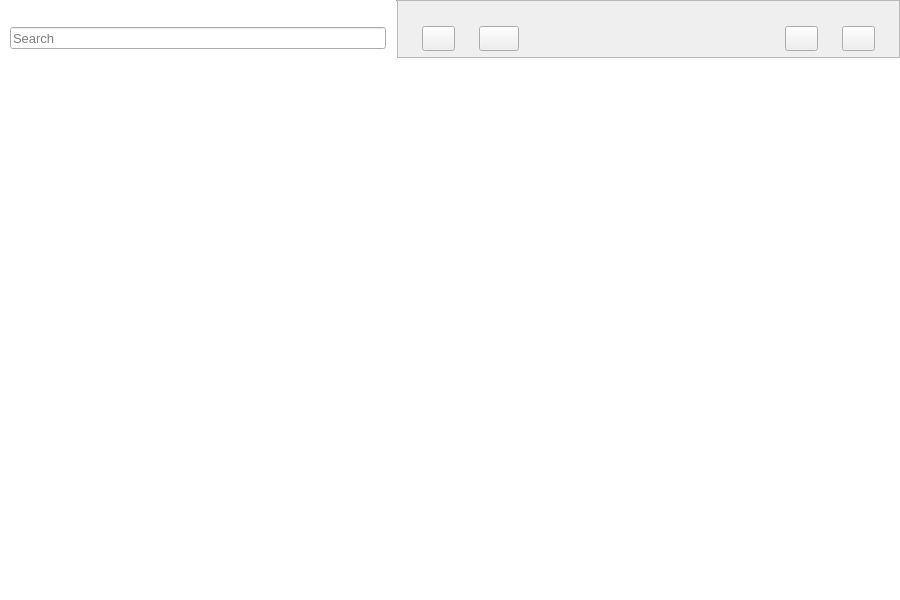
This is src/mainwindow.ui in nuttyartist/notes as Qt 5 draws it before an edit. The edited form follows.
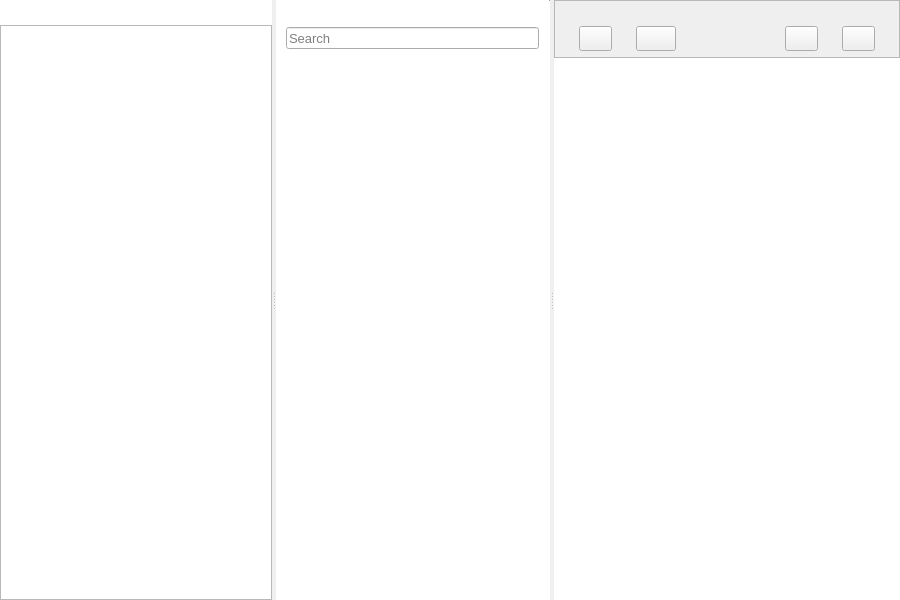
This is the edited form. Icons and pictures are not drawn. Custom widgets are drawn as their Qt base class.

Commit message: add folder and tag tree view

Diff of the .ui file:
```diff
--- a/src/mainwindow.ui
+++ b/src/mainwindow.ui
@@ -26,7 +26,11 @@
    <string>Notes</string>
   </property>
   <property name="styleSheet">
-   <string notr="true">#frameLeft{
+   <string notr="true">#frameMiddle{
+background-color: rgb(255, 255, 255);
+}
+
+#frameLeft{
 background-color: rgb(255, 255, 255);
 }
 
@@ -105,27 +109,9 @@
        </property>
        <item>
         <widget class="QSplitter" name="splitter">
-         <property name="sizePolicy">
-          <sizepolicy hsizetype="Preferred" vsizetype="Preferred">
-           <horstretch>0</horstretch>
-           <verstretch>0</verstretch>
-          </sizepolicy>
-         </property>
-         <property name="minimumSize">
-          <size>
-           <width>0</width>
-           <height>0</height>
-          </size>
-         </property>
-         <property name="lineWidth">
-          <number>0</number>
-         </property>
          <property name="orientation">
           <enum>Qt::Horizontal</enum>
          </property>
-         <property name="handleWidth">
-          <number>0</number>
-         </property>
          <widget class="QFrame" name="frameLeft">
           <property name="minimumSize">
            <size>
@@ -133,6 +119,50 @@
             <height>0</height>
            </size>
           </property>
+          <layout class="QVBoxLayout" name="verticalLayout_4">
+           <property name="spacing">
+            <number>0</number>
+           </property>
+           <property name="leftMargin">
+            <number>0</number>
+           </property>
+           <property name="topMargin">
+            <number>0</number>
+           </property>
+           <property name="rightMargin">
+            <number>0</number>
+           </property>
+           <property name="bottomMargin">
+            <number>0</number>
+           </property>
+           <item>
+            <spacer name="verticalSpacer_2">
+             <property name="orientation">
+              <enum>Qt::Vertical</enum>
+             </property>
+             <property name="sizeType">
+              <enum>QSizePolicy::Preferred</enum>
+             </property>
+             <property name="sizeHint" stdset="0">
+              <size>
+               <width>20</width>
+               <height>25</height>
+              </size>
+             </property>
+            </spacer>
+           </item>
+           <item>
+            <widget class="NoteTreeView" name="treeView"/>
+           </item>
+          </layout>
+         </widget>
+         <widget class="QFrame" name="frameMiddle">
+          <property name="minimumSize">
+           <size>
+            <width>185</width>
+            <height>0</height>
+           </size>
+          </property>
           <layout class="QHBoxLayout" name="horizontalLayout_scrollArea">
            <property name="spacing">
             <number>0</number>
@@ -382,6 +412,12 @@
           </layout>
          </widget>
          <widget class="QFrame" name="frameRight">
+          <property name="sizePolicy">
+           <sizepolicy hsizetype="Expanding" vsizetype="Expanding">
+            <horstretch>0</horstretch>
+            <verstretch>0</verstretch>
+           </sizepolicy>
+          </property>
           <layout class="QVBoxLayout" name="verticalLayout_textEdit">
            <property name="spacing">
             <number>0</number>
@@ -789,6 +825,11 @@
    <extends>QTextEdit</extends>
    <header>customDocument.h</header>
   </customwidget>
+  <customwidget>
+   <class>NoteTreeView</class>
+   <extends>QTreeView</extends>
+   <header>notetreeview.h</header>
+  </customwidget>
  </customwidgets>
  <resources>
   <include location="images.qrc"/>
```
Left out of the diff: 2 changed lines with no effect on the pictures. The commit also changes 9 other files.
